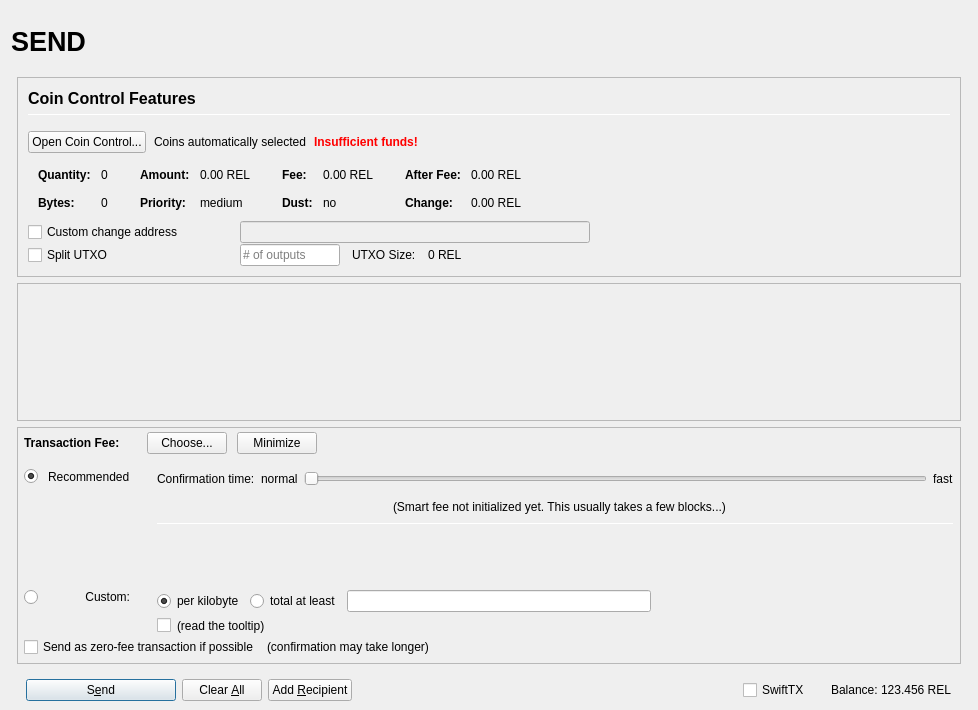
Old version of the form src/qt/forms/sendcoinsdialog.ui in the repository supertref/Reex.
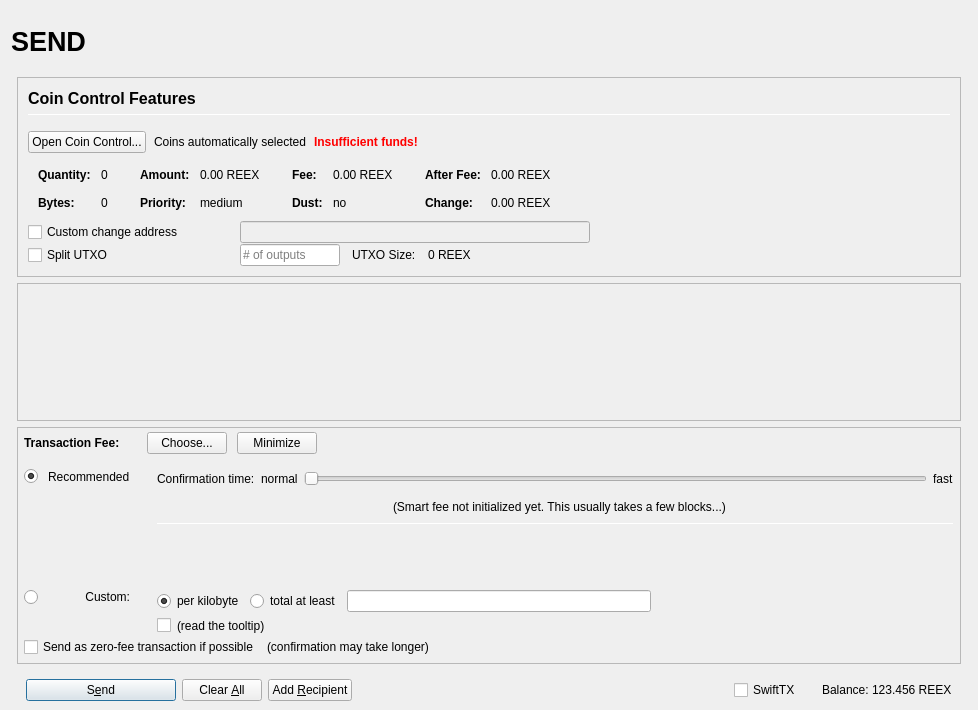
New version of the form. Icons and pictures are not drawn. Custom widgets are drawn as their Qt base class.

Diff of the .ui file:
```diff
--- a/src/qt/forms/sendcoinsdialog.ui
+++ b/src/qt/forms/sendcoinsdialog.ui
@@ -493,7 +493,7 @@
                         <enum>Qt::ActionsContextMenu</enum>
                        </property>
                        <property name="text">
-                        <string notr="true">0.00 REL</string>
+                        <string notr="true">0.00 REEX</string>
                        </property>
                        <property name="textInteractionFlags">
                         <set>Qt::LinksAccessibleByMouse|Qt::TextSelectableByKeyboard|Qt::TextSelectableByMouse</set>
@@ -573,7 +573,7 @@
                         <enum>Qt::ActionsContextMenu</enum>
                        </property>
                        <property name="text">
-                        <string notr="true">0.00 REL</string>
+                        <string notr="true">0.00 REEX</string>
                        </property>
                        <property name="textInteractionFlags">
                         <set>Qt::LinksAccessibleByMouse|Qt::TextSelectableByKeyboard|Qt::TextSelectableByMouse</set>
@@ -653,7 +653,7 @@
                         <enum>Qt::ActionsContextMenu</enum>
                        </property>
                        <property name="text">
-                        <string notr="true">0.00 REL</string>
+                        <string notr="true">0.00 REEX</string>
                        </property>
                        <property name="textInteractionFlags">
                         <set>Qt::LinksAccessibleByMouse|Qt::TextSelectableByKeyboard|Qt::TextSelectableByMouse</set>
@@ -682,7 +682,7 @@
                         <enum>Qt::ActionsContextMenu</enum>
                        </property>
                        <property name="text">
-                        <string notr="true">0.00 REL</string>
+                        <string notr="true">0.00 REEX</string>
                        </property>
                        <property name="textInteractionFlags">
                         <set>Qt::LinksAccessibleByMouse|Qt::TextSelectableByKeyboard|Qt::TextSelectableByMouse</set>
@@ -849,7 +849,7 @@
                 <item>
                  <widget class="QLabel" name="labelBlockSize">
                   <property name="text">
-                   <string>0 REL</string>
+                   <string>0 REEX</string>
                   </property>
                  </widget>
                 </item>
@@ -1715,7 +1715,7 @@
                 <cursorShape>IBeamCursor</cursorShape>
                </property>
                <property name="text">
-                <string notr="true">123.456 REL</string>
+                <string notr="true">123.456 REEX</string>
                </property>
                <property name="textInteractionFlags">
                 <set>Qt::LinksAccessibleByMouse|Qt::TextSelectableByKeyboard|Qt::TextSelectableByMouse</set>
```
Left out of the diff: 4 changed lines with no effect on the pictures.
